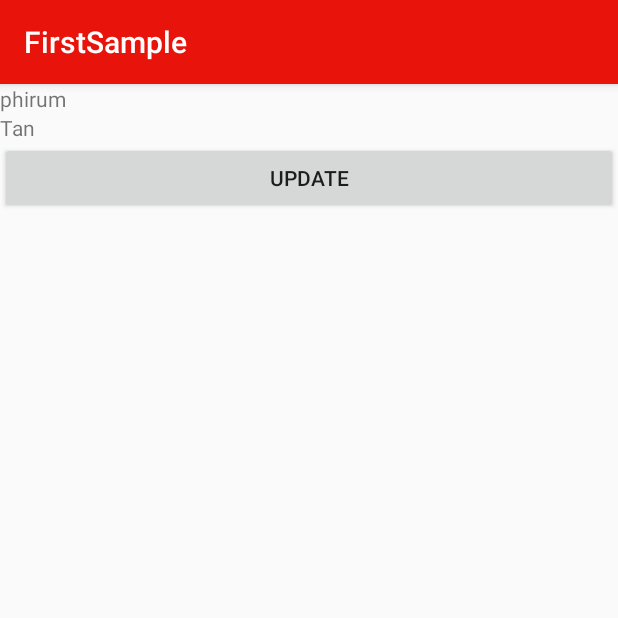
After one commit to phirumtan/AndroidG1-aft-, an Android app: the ActivityBinding screen opened directly, with no data from a screen before it, on a phone screen of 412 x 824 dp, the top half of it. The commit adds this screen. Run offline under Robolectric (Android 15) with nearby library versions, the phone set to English and light mode, and no system bars; our stand-ins replace Room's generated code, data binding.

Commit message:
lession chapter 10- databinding lib

```diff
--- a/app/src/main/AndroidManifest.xml
+++ b/app/src/main/AndroidManifest.xml
@@ -17,7 +17,8 @@
         android:supportsRtl="true"
         android:theme="@style/AppTheme"
         android:usesCleartextTraffic="true">
-        <activity android:name=".ViewModelActivity"></activity>
+        <activity android:name=".ActivityBinding"></activity>
+        <activity android:name=".ViewModelActivity" />
         <activity android:name=".DataBindingActivity" />
         <activity android:name=".RoomDbActivity" />
         <activity android:name=".SharePrefActivity" />
--- /dev/null
+++ b/app/src/main/java/com/gsmarena/firstsample/ActivityBinding.java
@@ -0,0 +1,36 @@
+package com.gsmarena.firstsample;
+
+import android.os.Bundle;
+
+import androidx.appcompat.app.AppCompatActivity;
+import androidx.databinding.DataBindingUtil;
+
+import com.gsmarena.firstsample.databinding.ActivityBindingBinding;
+import com.gsmarena.firstsample.roomdb.User;
+
+public class ActivityBinding extends AppCompatActivity {
+
+    private ActivityBindingBinding mBindingView;
+
+    /**
+     * for more information :
+     * https://developer.android.com/topic/libraries/data-binding
+     * @param savedInstanceState
+     */
+    @Override
+    protected void onCreate(Bundle savedInstanceState) {
+        super.onCreate(savedInstanceState);
+        //setContentView(R.layout.activity_binding);
+        mBindingView = DataBindingUtil.setContentView(this, R.layout.activity_binding);
+        User user = new User("phirum", "Tan");
+        mBindingView.setUser(user);
+        mBindingView.setCallback(new MyUpdateListener());
+    }
+
+    public class MyUpdateListener {
+        public void updateUser() {
+            User user = new User("phirum(Update)", "Tan(update)");
+            mBindingView.setUser(user);
+        }
+    }
+}
--- a/app/src/main/java/com/gsmarena/firstsample/MainActivity.java
+++ b/app/src/main/java/com/gsmarena/firstsample/MainActivity.java
@@ -215,7 +215,7 @@ public class MainActivity extends AppCompatActivity {
         btn_show_data_binding.setOnClickListener(new View.OnClickListener() {
             @Override
             public void onClick(View v) {
-                startActivity(new Intent(v.getContext(), DataBindingActivity.class));
+                startActivity(new Intent(v.getContext(), ActivityBinding.class));
             }
         });
 
--- a/app/src/main/java/com/gsmarena/firstsample/roomdb/User.java
+++ b/app/src/main/java/com/gsmarena/firstsample/roomdb/User.java
@@ -3,6 +3,7 @@ package com.gsmarena.firstsample.roomdb;
 import androidx.annotation.NonNull;
 import androidx.room.ColumnInfo;
 import androidx.room.Entity;
+import androidx.room.Ignore;
 
 @Entity(tableName = "user", primaryKeys = {"first_name", "last_name"})
 public class User {
@@ -16,6 +17,11 @@ public class User {
     @ColumnInfo(name = "last_name")
     public String lastName;
 
+    @Ignore
+    public User() {
+        super();
+    }
+
     public User(String firstName, String lastName) {
         this.firstName = firstName;
         this.lastName = lastName;
--- /dev/null
+++ b/app/src/main/res/layout/activity_binding.xml
@@ -0,0 +1,37 @@
+<?xml version="1.0" encoding="utf-8"?>
+<layout xmlns:android="http://schemas.android.com/apk/res/android">
+
+    <data>
+
+        <variable
+            name="user"
+            type="com.gsmarena.firstsample.roomdb.User" />
+
+        <variable
+            name="callback"
+            type="com.gsmarena.firstsample.ActivityBinding.MyUpdateListener" />
+    </data>
+
+    <LinearLayout
+        android:layout_width="match_parent"
+        android:layout_height="match_parent"
+        android:orientation="vertical">
+
+        <TextView
+            android:layout_width="wrap_content"
+            android:layout_height="wrap_content"
+            android:text="@{user.firstName, default=firstname}" />
+
+        <TextView
+            android:layout_width="wrap_content"
+            android:layout_height="wrap_content"
+            android:text="@{user.lastName, default=lastname}" />
+
+        <Button
+            android:id="@+id/btn_update"
+            android:layout_width="match_parent"
+            android:layout_height="wrap_content"
+            android:onClick="@{() -> callback.updateUser()}"
+            android:text="Update" />
+    </LinearLayout>
+</layout>
```
